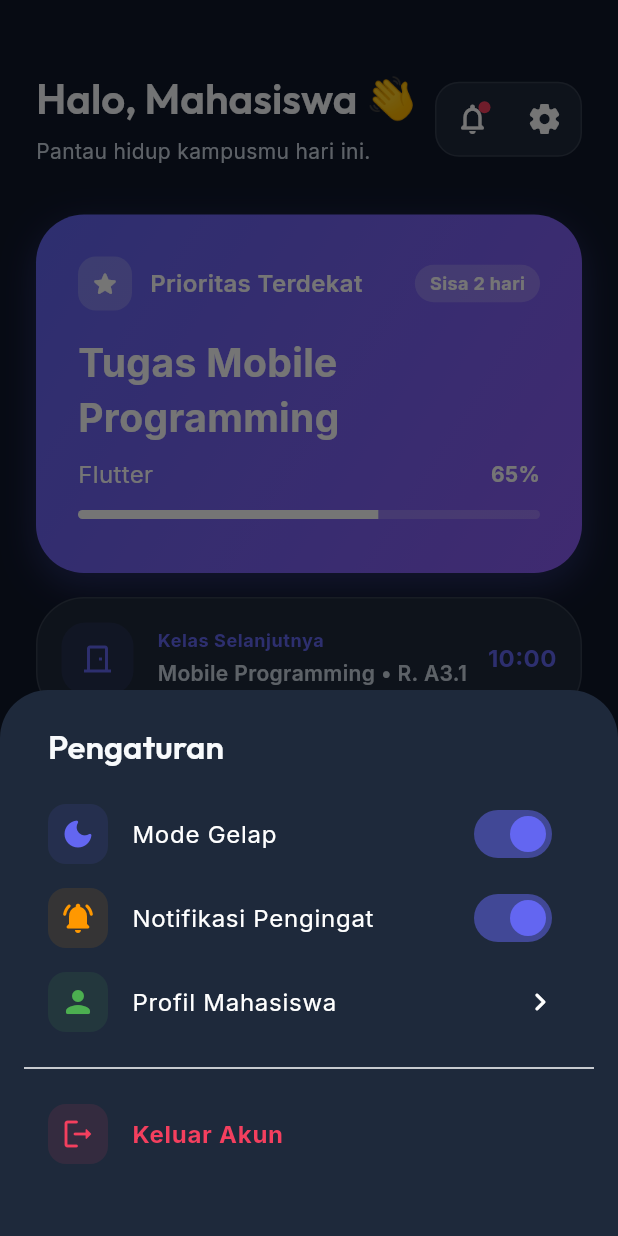
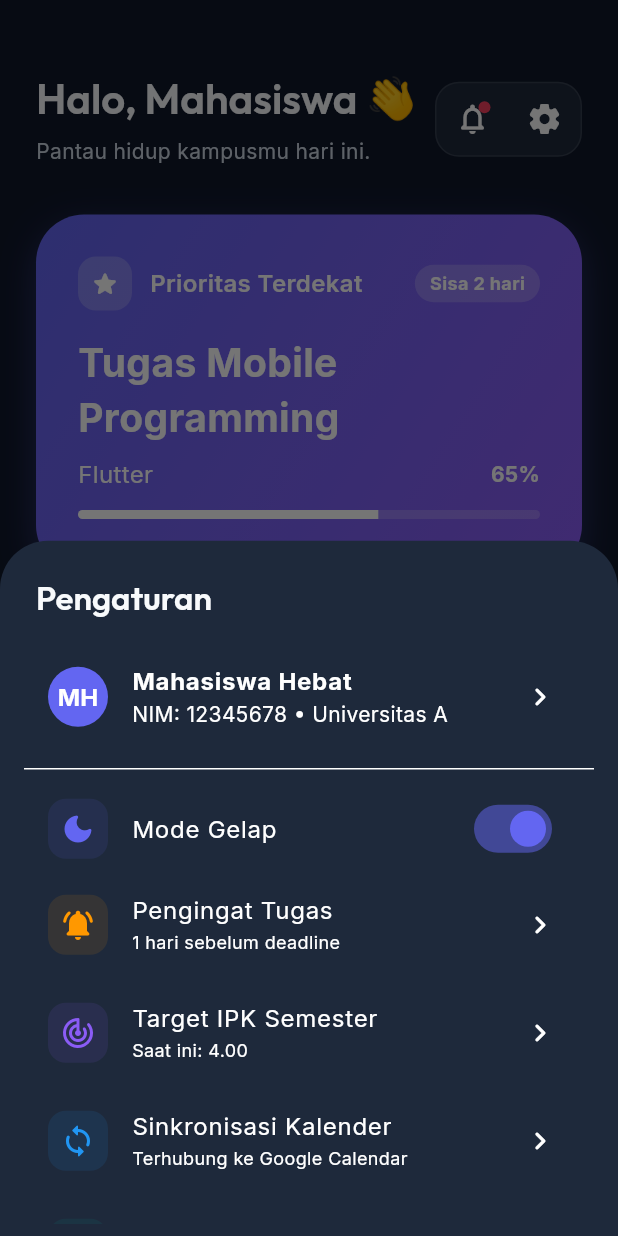
Before and after one commit to faiqurrohman/kampusgo_runner, a Flutter app: the DashboardScreen screen opened directly, after a tap on the "settings" icon, on a phone screen of 412 x 824 dp. Run offline on Flutter 3.47's test engine with Material 3 defaults, Android fonts, the phone set to English and light mode, and no system bars; our stand-ins replace google_fonts.

Commit message:
isi dalam memu

```diff
--- a/lib/screens/dashboard_screen.dart
+++ b/lib/screens/dashboard_screen.dart
@@ -218,16 +218,30 @@ class _SettingsSheet extends StatelessWidget {
     return AnimatedBuilder(
       animation: data,
       builder: (_, __) => Padding(
-        padding: const EdgeInsets.symmetric(vertical: 24, horizontal: 16),
+        padding: const EdgeInsets.only(top: 24, bottom: 8),
         child: Column(
           mainAxisSize: MainAxisSize.min,
           crossAxisAlignment: CrossAxisAlignment.start,
           children: [
             Padding(
-              padding: const EdgeInsets.symmetric(horizontal: 16),
+              padding: const EdgeInsets.symmetric(horizontal: 24),
               child: Text('Pengaturan', style: Theme.of(context).textTheme.titleLarge),
             ),
             const SizedBox(height: 16),
+            Flexible(
+              child: SingleChildScrollView(
+                padding: const EdgeInsets.symmetric(horizontal: 16),
+                child: Column(
+                  mainAxisSize: MainAxisSize.min,
+                  children: [
+                    ListTile(
+                      leading: const CircleAvatar(backgroundColor: AppTheme.primary, child: Text('MH', style: TextStyle(color: Colors.white, fontWeight: FontWeight.bold))),
+                      title: const Text('Mahasiswa Hebat', style: TextStyle(fontWeight: FontWeight.bold)),
+                      subtitle: const Text('NIM: 12345678 • Universitas A'),
+                      trailing: const Icon(Icons.chevron_right_rounded),
+                      onTap: () {},
+                    ),
+                    const Divider(height: 24),
                     ListTile(
                       leading: Container(padding: const EdgeInsets.all(8), decoration: BoxDecoration(color: AppTheme.primary.withOpacity(0.1), borderRadius: BorderRadius.circular(12)), child: const Icon(Icons.dark_mode_rounded, color: AppTheme.primary)),
                       title: const Text('Mode Gelap'),
@@ -235,25 +249,46 @@ class _SettingsSheet extends StatelessWidget {
                     ),
                     ListTile(
                       leading: Container(padding: const EdgeInsets.all(8), decoration: BoxDecoration(color: Colors.orange.withOpacity(0.1), borderRadius: BorderRadius.circular(12)), child: const Icon(Icons.notifications_active_rounded, color: Colors.orange)),
-              title: const Text('Notifikasi Pengingat'),
-              trailing: Switch(value: true, onChanged: (v) {}, activeColor: AppTheme.primary),
+                      title: const Text('Pengingat Tugas'),
+                      subtitle: const Text('1 hari sebelum deadline', style: TextStyle(fontSize: 12)),
+                      trailing: const Icon(Icons.chevron_right_rounded),
+                      onTap: () {},
                     ),
                     ListTile(
-              leading: Container(padding: const EdgeInsets.all(8), decoration: BoxDecoration(color: Colors.green.withOpacity(0.1), borderRadius: BorderRadius.circular(12)), child: const Icon(Icons.person_rounded, color: Colors.green)),
-              title: const Text('Profil Mahasiswa'),
+                      leading: Container(padding: const EdgeInsets.all(8), decoration: BoxDecoration(color: AppTheme.secondary.withOpacity(0.1), borderRadius: BorderRadius.circular(12)), child: const Icon(Icons.track_changes_rounded, color: AppTheme.secondary)),
+                      title: const Text('Target IPK Semester'),
+                      subtitle: const Text('Saat ini: 4.00', style: TextStyle(fontSize: 12)),
+                      trailing: const Icon(Icons.chevron_right_rounded),
+                      onTap: () {},
+                    ),
+                    ListTile(
+                      leading: Container(padding: const EdgeInsets.all(8), decoration: BoxDecoration(color: Colors.blue.withOpacity(0.1), borderRadius: BorderRadius.circular(12)), child: const Icon(Icons.sync_rounded, color: Colors.blue)),
+                      title: const Text('Sinkronisasi Kalender'),
+                      subtitle: const Text('Terhubung ke Google Calendar', style: TextStyle(fontSize: 12)),
+                      trailing: const Icon(Icons.chevron_right_rounded),
+                      onTap: () {},
+                    ),
+                    ListTile(
+                      leading: Container(padding: const EdgeInsets.all(8), decoration: BoxDecoration(color: Colors.teal.withOpacity(0.1), borderRadius: BorderRadius.circular(12)), child: const Icon(Icons.help_outline_rounded, color: Colors.teal)),
+                      title: const Text('Bantuan & Masukan'),
+                      subtitle: const Text('Lapor bug atau saran fitur', style: TextStyle(fontSize: 12)),
                       trailing: const Icon(Icons.chevron_right_rounded),
                       onTap: () {},
                     ),
                     const Divider(height: 32),
                     ListTile(
                       leading: Container(padding: const EdgeInsets.all(8), decoration: BoxDecoration(color: AppTheme.accent.withOpacity(0.1), borderRadius: BorderRadius.circular(12)), child: const Icon(Icons.logout_rounded, color: AppTheme.accent)),
-              title: const Text('Keluar Akun', style: const TextStyle(color: AppTheme.accent, fontWeight: FontWeight.bold)),
+                      title: const Text('Keluar Akun', style: TextStyle(color: AppTheme.accent, fontWeight: FontWeight.bold)),
                       onTap: () { Navigator.pop(context); onLogout(); },
                     ),
                     const SizedBox(height: 16),
                   ],
                 ),
               ),
+            ),
+          ],
+        ),
+      ),
     );
   }
 }
```
Lines whose indentation alone changed are shown as unchanged.
